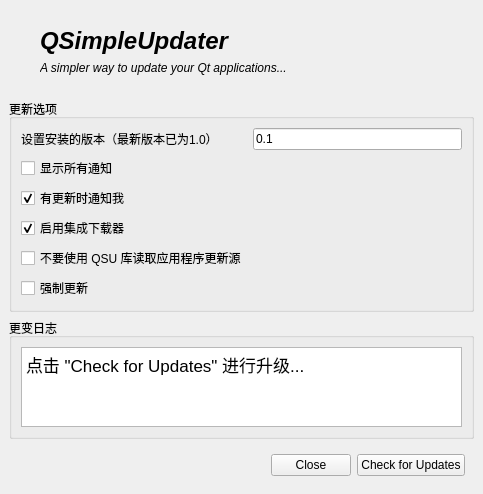
OrangeCiiCii/VersionUpdate, file tutorial/Window.ui: the form before one commit.
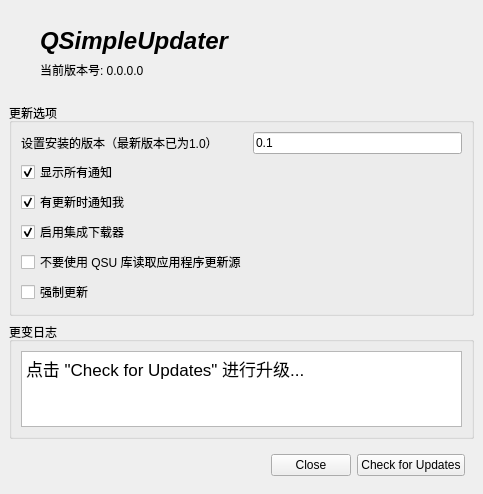
The form after the commit. Icons and pictures are not drawn.

Diff of the .ui file:
```diff
--- a/tutorial/Window.ui
+++ b/tutorial/Window.ui
@@ -53,7 +53,7 @@
           <item>
            <widget class="QLabel" name="label_4">
             <property name="text">
-             <string>&lt;i&gt;A simpler way to update your Qt applications...&lt;/i&gt;</string>
+             <string>&lt;html&gt;&lt;head/&gt;&lt;body&gt;&lt;p&gt;当前版本号: 0.0.0.0&lt;/p&gt;&lt;/body&gt;&lt;/html&gt;</string>
             </property>
            </widget>
           </item>
@@ -121,6 +121,9 @@
          <property name="text">
           <string>显示所有通知</string>
          </property>
+         <property name="checked">
+          <bool>true</bool>
+         </property>
         </widget>
        </item>
        <item row="5" column="0">
```
Left out of the diff: 32 changed lines with no effect on the pictures.
